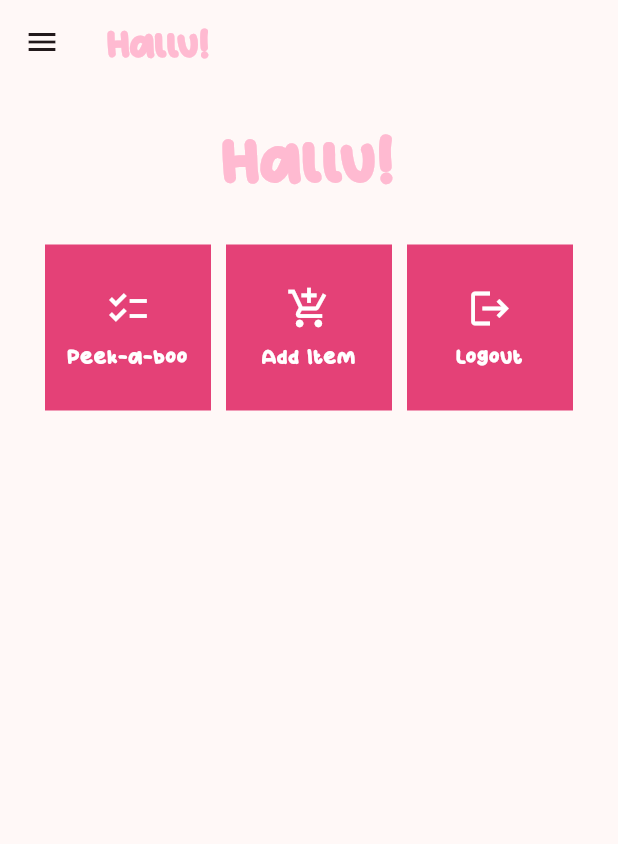
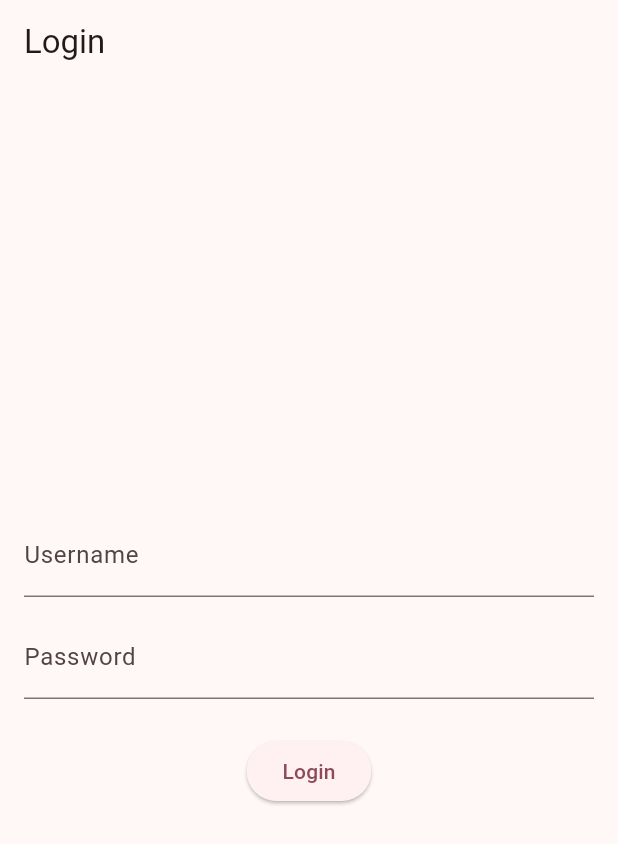
Before and after one commit to jeanxwang/hallu, a Flutter app: the screen it shows after launch, on a phone screen of 412 x 824 dp. Shown: the top 844 px of the screen. Run offline on Flutter 3.47's test engine with Material 2 defaults, Android fonts, the phone set to English and light mode, and no system bars; missing offline and left inert: pbp_django_auth.

Commit message:
Finish Tugas 9

```diff
--- a/lib/main.dart
+++ b/lib/main.dart
@@ -1,5 +1,8 @@
 import 'package:flutter/material.dart';
-import 'package:hallu/screens/menu.dart';
+import 'package:hallu/screens/login.dart';
+// import 'package:hallu/screens/menu.dart';
+import 'package:pbp_django_auth/pbp_django_auth.dart';
+import 'package:provider/provider.dart';
 
 void main() {
   runApp(const MyApp());
@@ -11,7 +14,12 @@
   // This widget is the root of your application.
   @override
   Widget build(BuildContext context) {
-    return MaterialApp(
+    return Provider(
+      create: (_) {
+        CookieRequest request = CookieRequest();
+        return request;
+      },
+      child: MaterialApp(
         title: 'Flutter Demo',
         theme: ThemeData(
           // This is the theme of your application.
@@ -32,7 +40,8 @@
           colorScheme: ColorScheme.fromSeed(seedColor: Color.fromARGB(255, 228, 65, 119)),
           useMaterial3: true,
         ),
-      home: MyHomePage(),
+        home: LoginPage(),
+      ),
     );
   }
 }
--- /dev/null
+++ b/lib/screens/login.dart
@@ -0,0 +1,111 @@
+import 'package:hallu/screens/menu.dart';
+import 'package:flutter/material.dart';
+import 'package:pbp_django_auth/pbp_django_auth.dart';
+import 'package:provider/provider.dart';
+
+void main() {
+    runApp(const LoginApp());
+}
+
+class LoginApp extends StatelessWidget {
+const LoginApp({super.key});
+
+@override
+Widget build(BuildContext context) {
+    return MaterialApp(
+        title: 'Login',
+        theme: ThemeData(
+            primarySwatch: Colors.pink,
+    ),
+    home: const LoginPage(),
+    );
+    }
+}
+
+class LoginPage extends StatefulWidget {
+    const LoginPage({super.key});
+
+    @override
+    _LoginPageState createState() => _LoginPageState();
+}
+
+class _LoginPageState extends State<LoginPage> {
+    final TextEditingController _usernameController = TextEditingController();
+    final TextEditingController _passwordController = TextEditingController();
+
+    @override
+    Widget build(BuildContext context) {
+        final request = context.watch<CookieRequest>();
+        return Scaffold(
+            appBar: AppBar(
+                title: const Text('Login'),
+            ),
+            body: Container(
+                padding: const EdgeInsets.all(16.0),
+                child: Column(
+                    mainAxisAlignment: MainAxisAlignment.center,
+                    children: [
+                        TextField(
+                            controller: _usernameController,
+                            decoration: const InputDecoration(
+                                labelText: 'Username',
+                            ),
+                        ),
+                        const SizedBox(height: 12.0),
+                        TextField(
+                            controller: _passwordController,
+                            decoration: const InputDecoration(
+                                labelText: 'Password',
+                            ),
+                            obscureText: true,
+                        ),
+                        const SizedBox(height: 24.0),
+                        ElevatedButton(
+                            onPressed: () async {
+                                String username = _usernameController.text;
+                                String password = _passwordController.text;
+
+                                // Cek kredensial
+                                final response = await request.login("http://127.0.0.1:8000/auth/login/", {
+                                'username': username,
+                                'password': password,
+                                });
+
+                                if (request.loggedIn) {
+                                    String message = response['message'];
+                                    String uname = response['username'];
+                                    Navigator.pushReplacement(
+                                        context,
+                                        MaterialPageRoute(builder: (context) => MyHomePage()),
+                                    );
+                                    ScaffoldMessenger.of(context)
+                                        ..hideCurrentSnackBar()
+                                        ..showSnackBar(
+                                            SnackBar(content: Text("$message Selamat datang, $uname.")));
+                                    } else {
+                                    showDialog(
+                                        context: context,
+                                        builder: (context) => AlertDialog(
+                                            title: const Text('Login Gagal'),
+                                            content:
+                                                Text(response['message']),
+                                            actions: [
+                                                TextButton(
+                                                    child: const Text('OK'),
+                                                    onPressed: () {
+                                                        Navigator.pop(context);
+                                                    },
+                                                ),
+                                            ],
+                                        ),
+                                    );
+                                }
+                            },
+                            child: const Text('Login'),
+                        ),
+                    ],
+                ),
+            ),
+        );
+    }
+}
--- a/pubspec.yaml
+++ b/pubspec.yaml
@@ -35,6 +35,9 @@
   # The following adds the Cupertino Icons font to your application.
   # Use with the CupertinoIcons class for iOS style icons.
   cupertino_icons: ^1.0.2
+  provider: ^6.1.1
+  pbp_django_auth: ^0.4.0
+  http: ^1.1.0
 
 dev_dependencies:
   flutter_test:
```
Also changed, not shown: lib/models/item.dart (added, +81 -0 lines), lib/screens/list_product.dart (added, +194 -0 lines), lib/screens/product_detail.dart (added, +45 -0 lines), lib/screens/shoplist_form.dart (+65 -34 lines), lib/widgets/left_drawer.dart (+12 -0 lines), lib/widgets/shop_card.dart (+28 -1 lines), pubspec.lock, 3 other files. Lines whose indentation alone changed are shown as unchanged.
